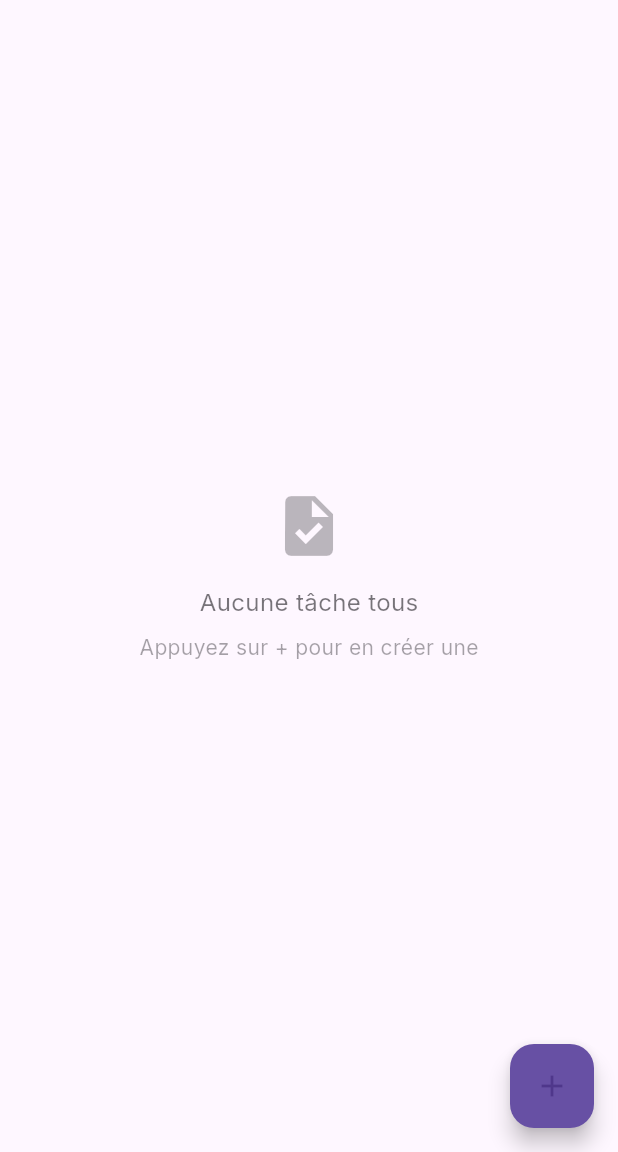
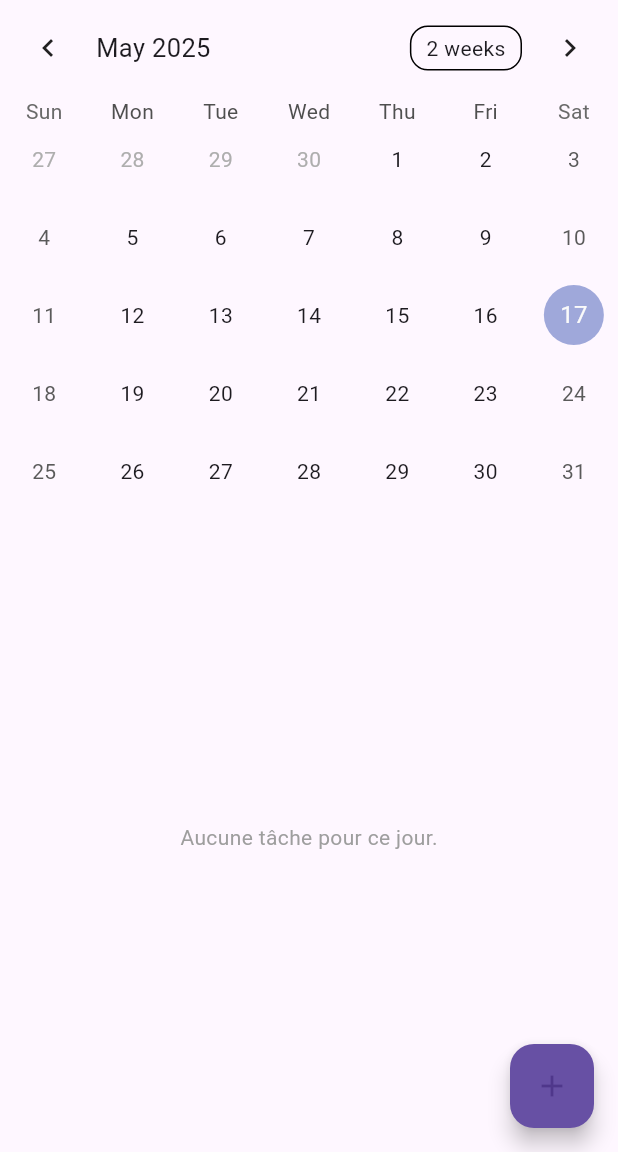
Before and after one commit to Wimiiiiiii/4cop, a Flutter app: the SharedTasksPage screen opened directly with empty values, on a phone screen of 412 x 824 dp, the part 84-1236 px from its top. Run offline on Flutter 3.47's test engine with Material 3 defaults, Android fonts, the light colour scheme and no system bars; drawn by our look-alikes of table_calendar; our stand-ins replace cloud_firestore, firebase_auth, firebase_core, firebase_storage, flutter_speed_dial, google_fonts and 2 more; accounts and stored records are empty.

Commit message:
Utilisation de table_calendar

```diff
--- a/lib/pages/shared_tasks_page.dart
+++ b/lib/pages/shared_tasks_page.dart
@@ -5,6 +5,7 @@ import 'package:fourcoop/widgets/task_item.dart';
 import 'package:fourcoop/widgets/add_edit_task_dialog.dart';
 import 'package:google_fonts/google_fonts.dart';
 import 'package:firebase_auth/firebase_auth.dart';
+import 'package:table_calendar/table_calendar.dart';
 
 class SharedTasksPage extends StatefulWidget {
   final String projectId;
@@ -23,158 +24,31 @@ class SharedTasksPage extends StatefulWidget {
 class _SharedTasksPageState extends State<SharedTasksPage> {
   late SharedTaskRepository _taskRepository;
   String _filterStatus = 'Tous';
+  DateTime _focusedDay = DateTime.now();
+  DateTime? _selectedDay;
+  List<SharedTask> _tasks = [];
 
   @override
   void initState() {
     super.initState();
     _taskRepository = SharedTaskRepository();
+    _taskRepository.getTasksByProject(widget.projectId).listen((tasks) {
+      setState(() {
+        _tasks = tasks;
+      });
+    });
   }
 
-  @override
-  Widget build(BuildContext context) {
-    final theme = Theme.of(context);
-
-    return Scaffold(
-      appBar: AppBar(
-        title: Text(
-          'Tâches - ${widget.projectName}',
-          style: GoogleFonts.interTight(
-            fontWeight: FontWeight.bold,
-            fontSize: 20,
-          ),
-        ),
-        centerTitle: true,
-        flexibleSpace: Container(
-          decoration: BoxDecoration(
-            gradient: LinearGradient(
-              colors: [
-                theme.colorScheme.primary,
-                theme.colorScheme.error,
-                theme.colorScheme.tertiary,
-              ],
-              stops: const [0, 0.5, 1],
-              begin: AlignmentDirectional(-1, -1),
-              end: AlignmentDirectional(1, 1),
-            ),
-          ),
-        ),
-        actions: [
-          IconButton(
-            icon: Icon(Icons.filter_list),
-            onPressed: _showFilterDialog,
-          ),
-        ],
-      ),
-      body: Container(
-        decoration: BoxDecoration(
-          gradient: LinearGradient(
-            begin: Alignment.topCenter,
-            end: Alignment.bottomCenter,
-            colors: [
-              theme.colorScheme.background.withOpacity(0.3),
-              theme.colorScheme.background,
-            ],
-            stops: const [0, 0.3],
-          ),
-        ),
-        child: StreamBuilder<List<SharedTask>>(
-          stream: _taskRepository.getTasksByProject(widget.projectId),
-          builder: (context, snapshot) {
-            if (snapshot.hasError) {
-              return Center(
-                child: Column(
-                  mainAxisAlignment: MainAxisAlignment.center,
-                  children: [
-                    Icon(
-                      Icons.error_outline,
-                      size: 48,
-                      color: theme.colorScheme.error,
-                    ),
-                    const SizedBox(height: 16),
-                    Text(
-                      'Erreur: ${snapshot.error}',
-                      style: GoogleFonts.inter(
-                        color: theme.colorScheme.onSurface,
-                      ),
-                      textAlign: TextAlign.center,
-                    ),
-                  ],
-                ),
-              );
-            }
-
-            if (snapshot.connectionState == ConnectionState.waiting) {
-              return const Center(child: CircularProgressIndicator());
-            }
-
-            final tasks = snapshot.data ?? [];
-            final filteredTasks =
-                _filterStatus == 'Tous'
-                    ? tasks
-                    : tasks
-                        .where((task) => task.status == _filterStatus)
-                        .toList();
-
-            if (filteredTasks.isEmpty) {
-              return Center(
-                child: Column(
-                  mainAxisAlignment: MainAxisAlignment.center,
-                  children: [
-                    Icon(
-                      Icons.task,
-                      size: 48,
-                      color: theme.colorScheme.onSurface.withOpacity(0.3),
-                    ),
-                    const SizedBox(height: 16),
-                    Text(
-                      'Aucune tâche ${_filterStatus.toLowerCase()}',
-                      style: GoogleFonts.inter(
-                        fontSize: 16,
-                        color: theme.colorScheme.onSurface.withOpacity(0.6),
-                      ),
-                    ),
-                    const SizedBox(height: 8),
-                    Text(
-                      'Appuyez sur + pour en créer une',
-                      style: GoogleFonts.inter(
-                        fontSize: 14,
-                        color: theme.colorScheme.onSurface.withOpacity(0.4),
-                      ),
-                    ),
-                  ],
-                ),
-              );
-            }
-
-            return ListView.builder(
-              padding: const EdgeInsets.all(16),
-              itemCount: filteredTasks.length,
-              itemBuilder: (context, index) {
-                final task = filteredTasks[index];
-                return Padding(
-                  padding: const EdgeInsets.only(bottom: 8),
-                  child: TaskItem(
-                    task: task,
-                    onStatusChanged:
-                        (newStatus) => _taskRepository.updateTaskStatus(
-                          task.id,
-                          newStatus,
-                        ),
-                    onEdit: () => _showEditTaskDialog(task),
-                    onDelete: () => _showDeleteDialog(task),
-                  ),
-                );
-              },
-            );
-          },
-        ),
-      ),
-      floatingActionButton: FloatingActionButton(
-        onPressed: _showAddTaskDialog,
-        child: const Icon(Icons.add),
-        backgroundColor: theme.colorScheme.primary,
-      ),
-    );
+  List<SharedTask> getTasksForDay(DateTime day) {
+    return _tasks
+        .where(
+          (task) =>
+              task.dueDate.year == day.year &&
+              task.dueDate.month == day.month &&
+              task.dueDate.day == day.day &&
+              (_filterStatus == 'Tous' || task.status == _filterStatus),
+        )
+        .toList();
   }
 
   void _showFilterDialog() {
@@ -322,4 +196,217 @@ class _SharedTasksPageState extends State<SharedTasksPage> {
           ),
     );
   }
+
+  @override
+  Widget build(BuildContext context) {
+    final theme = Theme.of(context);
+    final tasksOfDay = getTasksForDay(_selectedDay ?? _focusedDay);
+
+    return Scaffold(
+      appBar: AppBar(
+        title: Text(
+          'Tâches - ${widget.projectName}',
+          style: GoogleFonts.interTight(
+            fontWeight: FontWeight.bold,
+            fontSize: 20,
+          ),
+        ),
+        centerTitle: true,
+        flexibleSpace: Container(
+          decoration: BoxDecoration(
+            gradient: LinearGradient(
+              colors: [
+                theme.colorScheme.primary,
+                theme.colorScheme.error,
+                theme.colorScheme.tertiary,
+              ],
+              stops: const [0, 0.5, 1],
+              begin: AlignmentDirectional(-1, -1),
+              end: AlignmentDirectional(1, 1),
+            ),
+          ),
+        ),
+        actions: [
+          IconButton(
+            icon: Icon(Icons.filter_list),
+            onPressed: _showFilterDialog,
+          ),
+        ],
+      ),
+      body: Container(
+        decoration: BoxDecoration(
+          gradient: LinearGradient(
+            begin: Alignment.topCenter,
+            end: Alignment.bottomCenter,
+            colors: [
+              theme.colorScheme.background.withOpacity(0.3),
+              theme.colorScheme.background,
+            ],
+            stops: const [0, 0.3],
+          ),
+        ),
+        child: Column(
+          children: [
+            TableCalendar(
+              firstDay: DateTime.utc(2020, 1, 1),
+              lastDay: DateTime.utc(2030, 12, 31),
+              focusedDay: _focusedDay,
+              selectedDayPredicate: (day) => isSameDay(_selectedDay, day),
+              eventLoader: getTasksForDay,
+              onDaySelected: (selectedDay, focusedDay) {
+                setState(() {
+                  _selectedDay = selectedDay;
+                  _focusedDay = focusedDay;
+                });
+              },
+              calendarStyle: CalendarStyle(
+                markerDecoration: BoxDecoration(
+                  color: Colors.blue,
+                  shape: BoxShape.circle,
+                ),
+              ),
+            ),
+            const SizedBox(height: 8),
+            Expanded(
+              child:
+                  tasksOfDay.isEmpty
+                      ? Center(
+                        child: Text(
+                          "Aucune tâche pour ce jour.",
+                          style: TextStyle(color: Colors.grey),
+                        ),
+                      )
+                      : ListView(
+                        children:
+                            tasksOfDay
+                                .map(
+                                  (task) => Card(
+                                    margin: const EdgeInsets.symmetric(
+                                      horizontal: 12,
+                                      vertical: 6,
+                                    ),
+                                    elevation: 2,
+                                    child: ListTile(
+                                      leading: Icon(
+                                        task.isPublic
+                                            ? Icons.public
+                                            : Icons.lock,
+                                        color:
+                                            task.isPublic
+                                                ? Colors.blue
+                                                : Colors.redAccent,
+                                      ),
+                                      title: Text(
+                                        task.title,
+                                        style: const TextStyle(
+                                          fontWeight: FontWeight.bold,
+                                          fontSize: 16,
+                                        ),
+                                      ),
+                                      subtitle: Column(
+                                        crossAxisAlignment:
+                                            CrossAxisAlignment.start,
+                                        children: [
+                                          if (task.description.isNotEmpty)
+                                            Padding(
+                                              padding: const EdgeInsets.only(
+                                                top: 4.0,
+                                              ),
+                                              child: Text(
+                                                task.description,
+                                                style: const TextStyle(
+                                                  fontSize: 13,
+                                                ),
+                                              ),
+                                            ),
+                                          Padding(
+                                            padding: const EdgeInsets.only(
+                                              top: 6.0,
+                                            ),
+                                            child: Row(
+                                              children: [
+                                                Container(
+                                                  padding:
+                                                      const EdgeInsets.symmetric(
+                                                        horizontal: 8,
+                                                        vertical: 2,
+                                                      ),
+                                                  decoration: BoxDecoration(
+                                                    color:
+                                                        task.status ==
+                                                                'Terminée'
+                                                            ? Colors.green
+                                                            : (task.status ==
+                                                                    'En cours'
+                                                                ? Colors.orange
+                                                                : Colors.grey),
+                                                    borderRadius:
+                                                        BorderRadius.circular(
+                                                          12,
+                                                        ),
+                                                  ),
+                                                  child: Text(
+                                                    task.status,
+                                                    style: const TextStyle(
+                                                      color: Colors.white,
+                                                      fontSize: 12,
+                                                    ),
+                                                  ),
+                                                ),
+                                                const SizedBox(width: 8),
+                                                Icon(
+                                                  Icons.calendar_today,
+                                                  size: 14,
+                                                  color: Colors.blueGrey,
+                                                ),
+                                                const SizedBox(width: 2),
+                                                Text(
+                                                  "${task.dueDate.day}/${task.dueDate.month}/${task.dueDate.year}",
+                                                  style: const TextStyle(
+                                                    fontSize: 12,
+                                                    color: Colors.blueGrey,
+                                                  ),
+                                                ),
+                                              ],
+                                            ),
+                                          ),
+                                        ],
+                                      ),
+                                      trailing: Row(
+                                        mainAxisSize: MainAxisSize.min,
+                                        children: [
+                                          IconButton(
+                                            icon: Icon(
+                                              Icons.edit,
+                                              color: Colors.orange,
+                                            ),
+                                            onPressed:
+                                                () => _showEditTaskDialog(task),
+                                          ),
+                                          IconButton(
+                                            icon: Icon(
+                                              Icons.delete,
+                                              color: Colors.red,
+                                            ),
+                                            onPressed:
+                                                () => _showDeleteDialog(task),
+                                          ),
+                                        ],
+                                      ),
+                                    ),
+                                  ),
+                                )
+                                .toList(),
+                      ),
+            ),
+          ],
+        ),
+      ),
+      floatingActionButton: FloatingActionButton(
+        onPressed: _showAddTaskDialog,
+        child: const Icon(Icons.add),
+        backgroundColor: theme.colorScheme.primary,
+      ),
+    );
+  }
 }
--- a/pubspec.yaml
+++ b/pubspec.yaml
@@ -44,6 +44,8 @@ dependencies:
   share_plus: ^11.0.0
   flutter_speed_dial: ^7.0.0
   intl: ^0.20.2
+  table_calendar: ^3.0.9
+
 dev_dependencies:
   flutter_test:
     sdk: flutter
```
Also changed, not shown: pubspec.lock.
